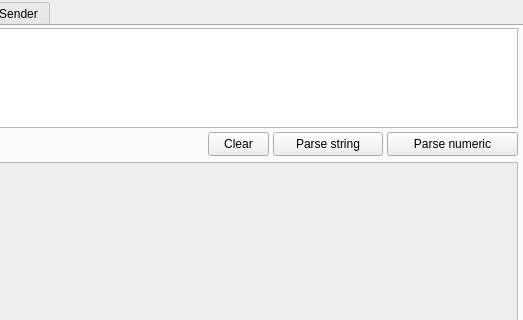
Qt form src/analyzer/gui/analyzer.ui (GreenDayBoy/emu) before a commit; both pictures show x 345 to 868 and y 0 to 320 of the 868 by 898 pixel window.
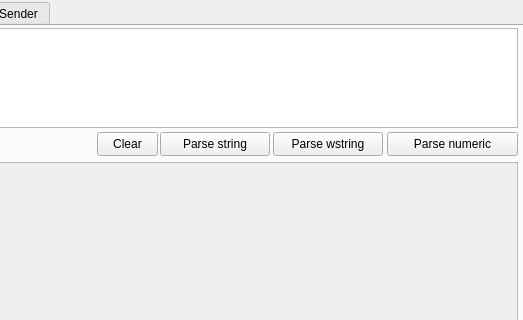
The same form after that commit.

Commit message: Implementation of wide string parsing

Patch:
```diff
--- a/src/analyzer/gui/analyzer.ui
+++ b/src/analyzer/gui/analyzer.ui
@@ -92,7 +92,7 @@
        <string>Parse numeric</string>
       </property>
      </widget>
-     <widget class="QPushButton" name="parseStringButton">
+     <widget class="QPushButton" name="parseWideStringButton">
       <property name="geometry">
        <rect>
         <x>356</x>
@@ -102,13 +102,13 @@
        </rect>
       </property>
       <property name="text">
-       <string>Parse string</string>
+       <string>Parse wstring</string>
       </property>
      </widget>
      <widget class="QPushButton" name="clearReadPayloadFieldsButton">
       <property name="geometry">
        <rect>
-        <x>291</x>
+        <x>180</x>
         <y>106</y>
         <width>61</width>
         <height>24</height>
@@ -118,6 +118,19 @@
        <string>Clear</string>
       </property>
      </widget>
+     <widget class="QPushButton" name="parseStringButton">
+      <property name="geometry">
+       <rect>
+        <x>243</x>
+        <y>106</y>
+        <width>110</width>
+        <height>24</height>
+       </rect>
+      </property>
+      <property name="text">
+       <string>Parse string</string>
+      </property>
+     </widget>
     </widget>
     <widget class="QWidget" name="senderTab">
      <attribute name="title">
```
The commit also changes 8 other files.
